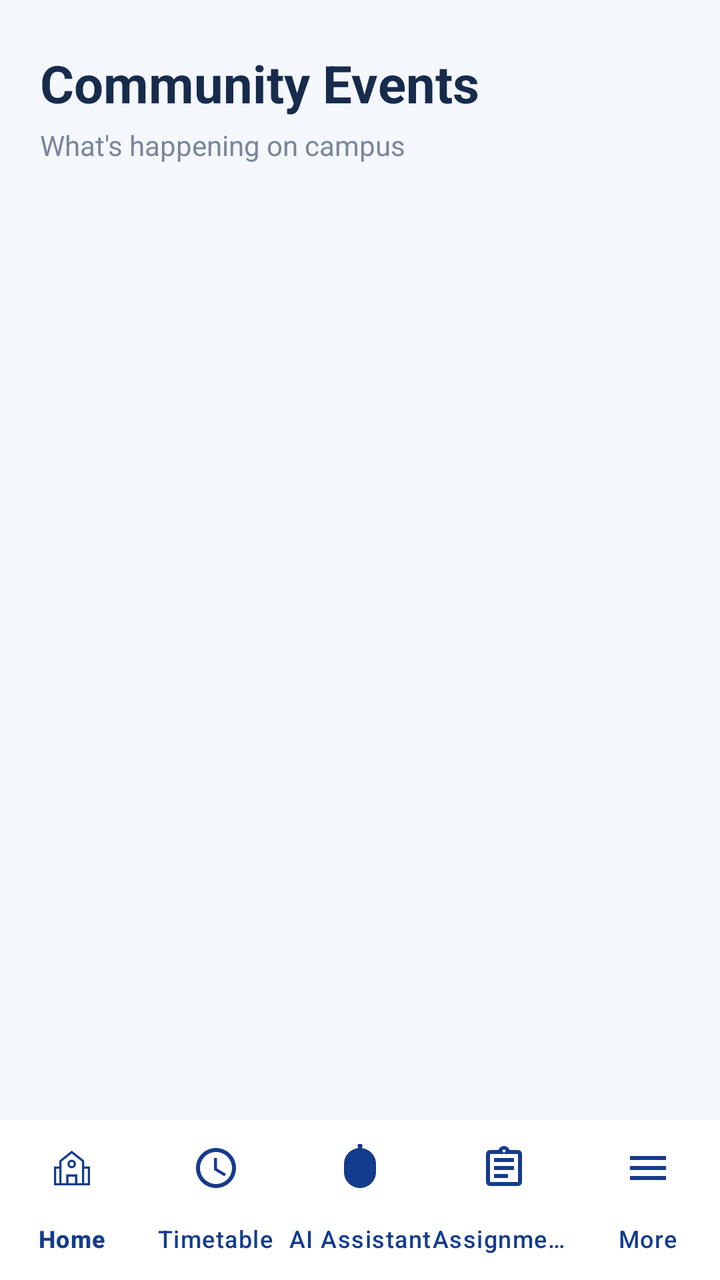
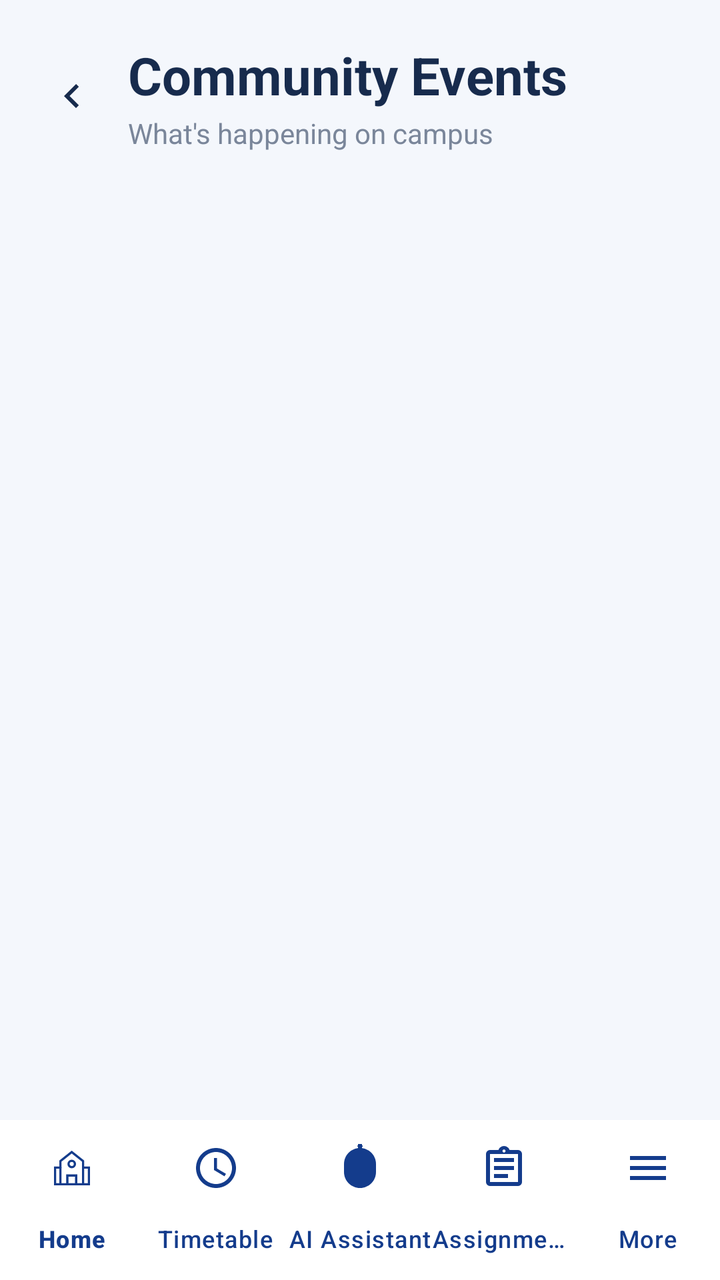

Two renders of the same Android screen: before a commit and after it. Below are the layout's source before the change and the commit's diff.
<!-- AndroidManifest.xml: application theme Theme.MyCampusComp -->
<!-- res/layout/activity_main.xml -->
<?xml version="1.0" encoding="utf-8"?>
<androidx.constraintlayout.widget.ConstraintLayout
    xmlns:android="http://schemas.android.com/apk/res/android"
    xmlns:app="http://schemas.android.com/apk/res-auto"
    xmlns:tools="http://schemas.android.com/tools"
    android:id="@+id/main"
    android:layout_width="match_parent"
    android:layout_height="match_parent"
    android:background="@color/screen_background"
    tools:context=".MainActivity">

    <TextView
        android:id="@+id/tvEventsTitle"
        android:layout_width="0dp"
        android:layout_height="wrap_content"
        android:layout_marginStart="20dp"
        android:layout_marginTop="24dp"
        android:layout_marginEnd="20dp"
        android:text="@string/community_events"
        android:textColor="@color/text_main"
        android:textSize="26sp"
        android:textStyle="bold"
        app:layout_constraintEnd_toEndOf="parent"
        app:layout_constraintStart_toStartOf="parent"
        app:layout_constraintTop_toTopOf="parent" />

    <TextView
        android:id="@+id/tvEventsSubtitle"
        android:layout_width="0dp"
        android:layout_height="wrap_content"
        android:layout_marginStart="20dp"
        android:layout_marginTop="4dp"
        android:layout_marginEnd="20dp"
        android:text="@string/whats_happening"
        android:textColor="@color/text_muted"
        android:textSize="14sp"
        app:layout_constraintEnd_toEndOf="parent"
        app:layout_constraintStart_toStartOf="parent"
        app:layout_constraintTop_toBottomOf="@id/tvEventsTitle" />

    <ScrollView
        android:layout_width="0dp"
        android:layout_height="0dp"
        android:layout_marginTop="12dp"
        android:overScrollMode="never"
        app:layout_constraintBottom_toTopOf="@id/bottomNavigation"
        app:layout_constraintEnd_toEndOf="parent"
        app:layout_constraintStart_toStartOf="parent"
        app:layout_constraintTop_toBottomOf="@id/tvEventsSubtitle">

        <LinearLayout
            android:id="@+id/eventsContainer"
            android:layout_width="match_parent"
            android:layout_height="wrap_content"
            android:orientation="vertical"
            android:paddingStart="16dp"
            android:paddingEnd="16dp"
            android:paddingBottom="16dp" />
    </ScrollView>

    <com.google.android.material.bottomnavigation.BottomNavigationView
        android:id="@+id/bottomNavigation"
        android:layout_width="match_parent"
        android:layout_height="wrap_content"
        android:background="@color/card_surface"
        android:elevation="12dp"
        app:itemIconTint="@color/brand_primary"
        app:itemTextColor="@color/brand_primary"
        app:labelVisibilityMode="labeled"
        app:layout_constraintBottom_toBottomOf="parent"
        app:layout_constraintEnd_toEndOf="parent"
        app:layout_constraintStart_toStartOf="parent"
        app:menu="@menu/bottom_nav_menu" />

</androidx.constraintlayout.widget.ConstraintLayout>
<!-- resources referenced by this layout -->
<resources>
  <color name="brand_primary">#143C8C</color>
  <color name="card_surface">#FFFFFF</color>
  <color name="screen_background">#F4F7FC</color>
  <color name="text_main">#172B4D</color>
  <color name="text_muted">#7A869A</color>
  <string name="community_events">Community Events</string>
  <string name="whats_happening">What\'s happening on campus</string>
  <style name="Theme.MyCampusComp" parent="Base.Theme.MyCampusComp" />
  <style name="Base.Theme.MyCampusComp" parent="Theme.Material3.DayNight.NoActionBar">
          
          
      </style>
</resources>

<!-- the commit's change to res/layout/activity_main.xml (unified diff, before → after) -->
@@ -9,34 +9,57 @@
     android:background="@color/screen_background"
     tools:context=".MainActivity">
 
-    <TextView
-        android:id="@+id/tvEventsTitle"
+    <LinearLayout
+        android:id="@+id/topBar"
         android:layout_width="0dp"
         android:layout_height="wrap_content"
-        android:layout_marginStart="20dp"
-        android:layout_marginTop="24dp"
-        android:layout_marginEnd="20dp"
-        android:text="@string/community_events"
-        android:textColor="@color/text_main"
-        android:textSize="26sp"
-        android:textStyle="bold"
+        android:gravity="center_vertical"
+        android:orientation="horizontal"
+        android:paddingStart="16dp"
+        android:paddingTop="20dp"
+        android:paddingEnd="16dp"
         app:layout_constraintEnd_toEndOf="parent"
         app:layout_constraintStart_toStartOf="parent"
-        app:layout_constraintTop_toTopOf="parent" />
+        app:layout_constraintTop_toTopOf="parent">
 
-    <TextView
-        android:id="@+id/tvEventsSubtitle"
-        android:layout_width="0dp"
-        android:layout_height="wrap_content"
-        android:layout_marginStart="20dp"
-        android:layout_marginTop="4dp"
-        android:layout_marginEnd="20dp"
-        android:text="@string/whats_happening"
-        android:textColor="@color/text_muted"
-        android:textSize="14sp"
-        app:layout_constraintEnd_toEndOf="parent"
-        app:layout_constraintStart_toStartOf="parent"
-        app:layout_constraintTop_toBottomOf="@id/tvEventsTitle" />
+        <ImageButton
+            android:id="@+id/btnBack"
+            android:layout_width="40dp"
+            android:layout_height="40dp"
+            android:background="?attr/selectableItemBackgroundBorderless"
+            android:contentDescription="@string/back_text"
+            android:src="@drawable/ic_chevron_down"
+            android:rotation="90"
+            app:tint="@color/text_main" />
+
+        <LinearLayout
+            android:layout_width="0dp"
+            android:layout_height="wrap_content"
+            android:layout_weight="1"
+            android:layout_marginStart="8dp"
+            android:orientation="vertical">
+
+            <TextView
+                android:id="@+id/tvEventsTitle"
+                android:layout_width="wrap_content"
+                android:layout_height="wrap_content"
+                android:text="@string/community_events"
+                android:textColor="@color/text_main"
+                android:textSize="26sp"
+                android:textStyle="bold" />
+
+            <TextView
+                android:id="@+id/tvEventsSubtitle"
+                android:layout_width="wrap_content"
+                android:layout_height="wrap_content"
+                android:layout_marginTop="2dp"
+                android:text="@string/whats_happening"
+                android:textColor="@color/text_muted"
+                android:textSize="14sp" />
+
+        </LinearLayout>
+
+    </LinearLayout>
 
     <ScrollView
         android:layout_width="0dp"
@@ -46,7 +69,7 @@
         app:layout_constraintBottom_toTopOf="@id/bottomNavigation"
         app:layout_constraintEnd_toEndOf="parent"
         app:layout_constraintStart_toStartOf="parent"
-        app:layout_constraintTop_toBottomOf="@id/tvEventsSubtitle">
+        app:layout_constraintTop_toBottomOf="@id/topBar">
 
         <LinearLayout
             android:id="@+id/eventsContainer"
<!-- resource entries referenced after the edit -->
@@ -5,6 +5,17 @@
   <color name="screen_background">#F4F7FC</color>
   <color name="text_main">#172B4D</color>
   <color name="text_muted">#7A869A</color>
+  <!-- drawable ic_chevron_down (drawable) -->
+  <vector xmlns:android="http://schemas.android.com/apk/res/android"
+      android:width="24dp"
+      android:height="24dp"
+      android:viewportWidth="24"
+      android:viewportHeight="24">
+      <path
+          android:fillColor="#8E94A3"
+          android:pathData="M7.41,8.59L12,13.17l4.59-4.58L18,10l-6,6l-6,-6L7.41,8.59z" />
+  </vector>
+  <string name="back_text">Back</string>
   <string name="community_events">Community Events</string>
   <string name="whats_happening">What\'s happening on campus</string>
   <style name="Theme.MyCampusComp" parent="Base.Theme.MyCampusComp" />
